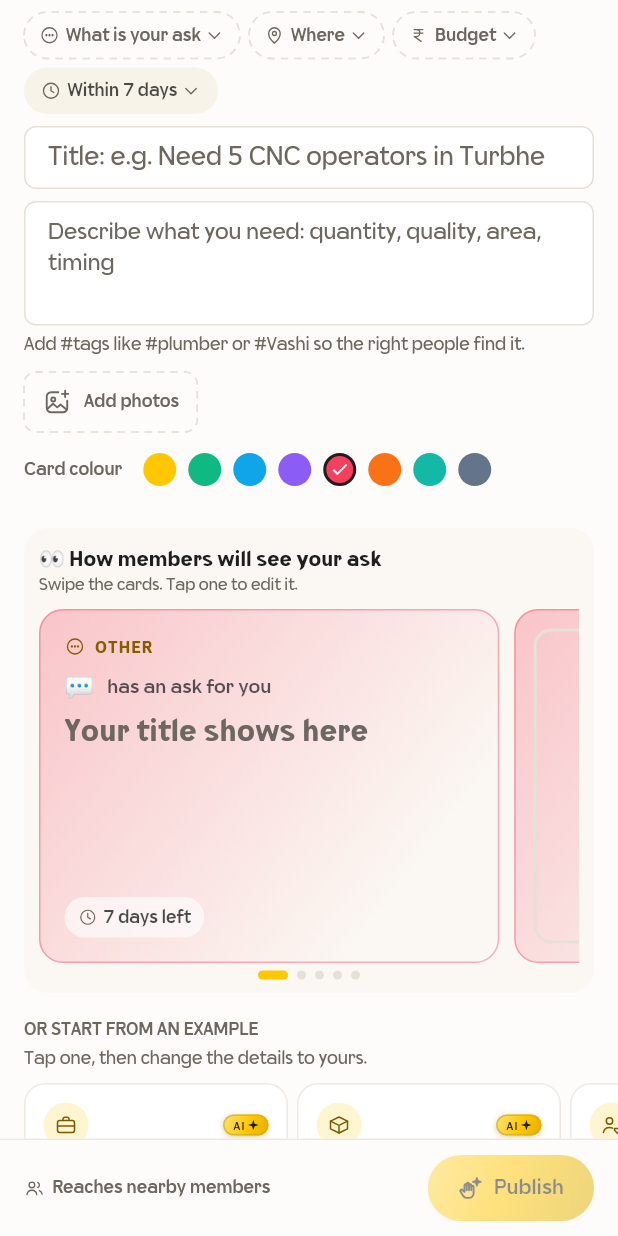
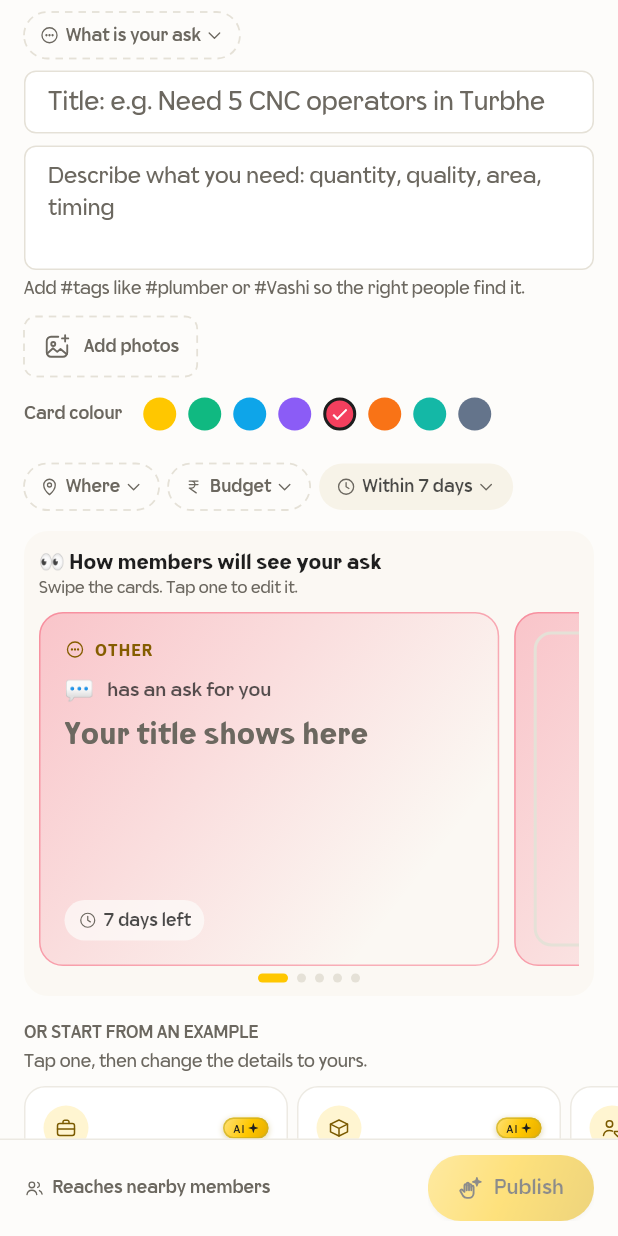
Before and after one commit to saurabhkarve/WebWeb-Ai-App, a Flutter app: the _AskForm widget shown alone on an empty page, opened directly with empty values, on a phone screen of 412 x 824 dp. Run offline on Flutter 3.47's test engine with Material 3 defaults, Android fonts, the phone set to English and light mode, and no system bars; our stand-ins replace audioplayers, connectivity_plus, file_picker, firebase_core, firebase_crashlytics, firebase_messaging and 9 more; missing offline and left inert: flutter_callkit_incoming, flutter_ringtone_player, flutter_webrtc, qr; accounts and stored records are empty; network calls fail; statements that could not run were skipped.

Commit message:
Ask screen: only What is your ask on top; where, budget and timing back below the card colour; tour order follows
Co-Authored-By: Claude Sonnet 5.5 <noreply@anthropic.com>

```diff
--- a/lib/screens/ask.dart
+++ b/lib/screens/ask.dart
@@ -1092,9 +1092,7 @@ class _AskFormState extends State<_AskForm> {
                   ]),
                   const SizedBox(height: 8),
                 ],
-                KeyedSubtree(
-                  key: _tk('ask-details'),
-                  child: Wrap(spacing: 6, runSpacing: 6, children: [
+                Wrap(spacing: 6, runSpacing: 6, children: [
                     KeyedSubtree(
                       key: _tk('ask-category'),
                       child: chip(
@@ -1105,13 +1103,8 @@ class _AskFormState extends State<_AskForm> {
                         auto: _category.isNotEmpty && !_typeChosen,
                       ),
                     ),
-                    // where and how far, one chip: "Vashi · 25 km"
-                    chip('where', WI.pin, '${_location.isEmpty ? t('Where') : t(_location)}${_geo != null ? ' · ${_radiusLabel(_geo!.radiusM)}' : ''}', _location.isNotEmpty || _geo != null),
-                    chip('budget', WI.rupee, _budget.isEmpty ? t('Budget') : _budget, _budget.isNotEmpty),
-                    chip('when', WI.clock, _urgency.isEmpty ? t('When') : t(labelOf(kUrgencies, _urgency)), _urgency.isNotEmpty),
                   ]),
-                ),
-                if (panel != null)
+                if (panel != null && _open == 'type')
                   GestureDetector(
                     // taps inside the choices never close them (a tap elsewhere on the page does)
                     onTap: () {},
@@ -1305,6 +1298,37 @@ class _AskFormState extends State<_AskForm> {
                       ),
                   ]),
                 ),
+                const SizedBox(height: 8),
+                KeyedSubtree(
+                  key: _tk('ask-details'),
+                  child: Wrap(spacing: 6, runSpacing: 6, children: [
+                    // where and how far, one chip: "Vashi · 25 km"
+                    chip('where', WI.pin, '${_location.isEmpty ? t('Where') : t(_location)}${_geo != null ? ' · ${_radiusLabel(_geo!.radiusM)}' : ''}', _location.isNotEmpty || _geo != null),
+                    chip('budget', WI.rupee, _budget.isEmpty ? t('Budget') : _budget, _budget.isNotEmpty),
+                    chip('when', WI.clock, _urgency.isEmpty ? t('When') : t(labelOf(kUrgencies, _urgency)), _urgency.isNotEmpty),
+                  ]),
+                ),
+                if (panel != null && _open != 'type')
+                  GestureDetector(
+                    // taps inside the choices never close them (a tap elsewhere on the page does)
+                    onTap: () {},
+                    behavior: HitTestBehavior.opaque,
+                    child: Container(
+                    margin: const EdgeInsets.only(top: 8),
+                    padding: const EdgeInsets.all(12),
+                    decoration: BoxDecoration(color: p.card, borderRadius: BorderRadius.circular(12), border: Border.all(color: p.border)),
+                    child: Column(crossAxisAlignment: CrossAxisAlignment.stretch, children: [
+                      panel,
+                      if (_open == 'where' || _open == 'budget') ...[
+                        const SizedBox(height: 8),
+                        Align(
+                          alignment: Alignment.centerRight,
+                          child: GestureDetector(onTap: () => setState(() => _open = null), child: Text(t('Done'), style: TextStyle(fontSize: 12, fontWeight: FontWeight.w700, color: p.link))),
+                        ),
+                      ],
+                    ]),
+                  ),
+                  ),
               ]),
             ),
           ]),
--- a/lib/widgets/tour.dart
+++ b/lib/widgets/tour.dart
@@ -38,9 +38,9 @@ final tourRequest = ValueNotifier<int>(0);
 const kAskTour = [
   TourStep('What is your ask?', 'Hire, buy, sell, ask advice, run a poll. Your ask reaches the members who can help.', null, 'ask-types'),
   TourStep('Not right? Tap to change', 'This is what your ask is. Tap it to pick another, or Other to say it in your own words.', 'ask-category'),
-  TourStep('Where, when and budget', 'All optional. They show as cards your members can swipe.', 'ask-details'),
   TourStep('Say it in one line', 'For example: Need 5 CNC operators in Turbhe. The kind of ask is picked from it.', 'ask-title'),
   TourStep('Add the details', 'Quantity, quality, timing. The more specific, the better the answers.', 'ask-description'),
+  TourStep('Where, when and budget', 'All optional. They show as cards your members can swipe.', 'ask-details'),
   TourStep('See your cards', 'This is how members will see your ask. Add photos and watch it come alive.', 'ask-preview'),
   TourStep('Publish', 'See who it reaches, then publish. Replies arrive in your notifications.', 'ask-publish'),
 ];
```
